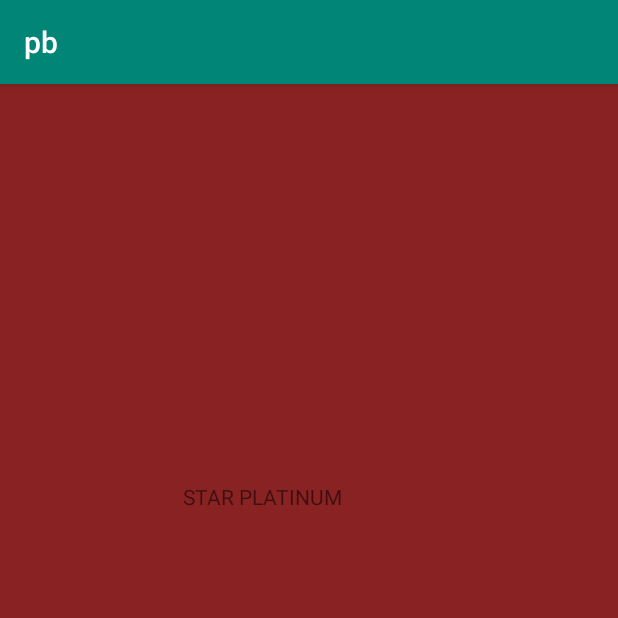
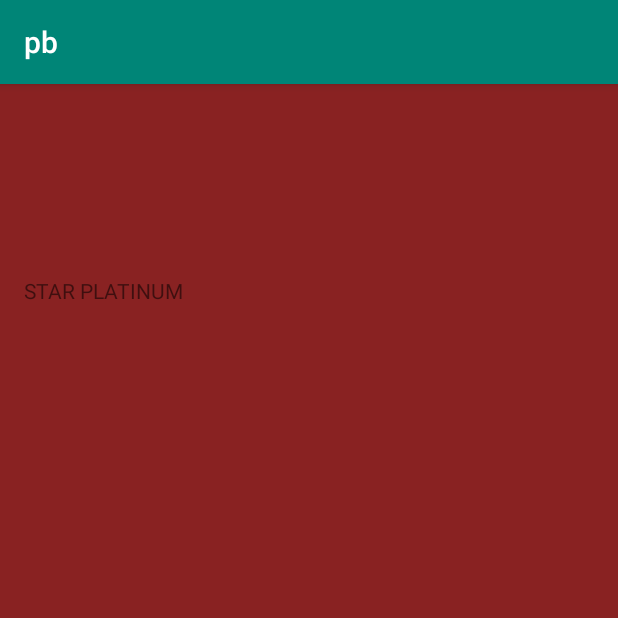
Before and after one commit to ILLUSIONack/Hro-Open-days-app, an Android app: the screen it shows after launch (MainActivity), on a phone screen of 412 x 824 dp, the top half of it. Run offline under Robolectric (Android 15) with nearby library versions, the light colour scheme and no system bars.

Commit message:
Review this

```diff
--- a/app/src/main/res/layout/activity_main.xml
+++ b/app/src/main/res/layout/activity_main.xml
@@ -11,8 +11,8 @@
         android:id="@+id/textView"
         android:layout_width="wrap_content"
         android:layout_height="wrap_content"
-        android:layout_marginStart="122dp"
-        android:layout_marginTop="265dp"
+        android:layout_marginStart="16dp"
+        android:layout_marginTop="128dp"
         android:text="STAR PLATINUM"
         app:layout_constraintStart_toStartOf="parent"
         app:layout_constraintTop_toTopOf="parent" />
```
